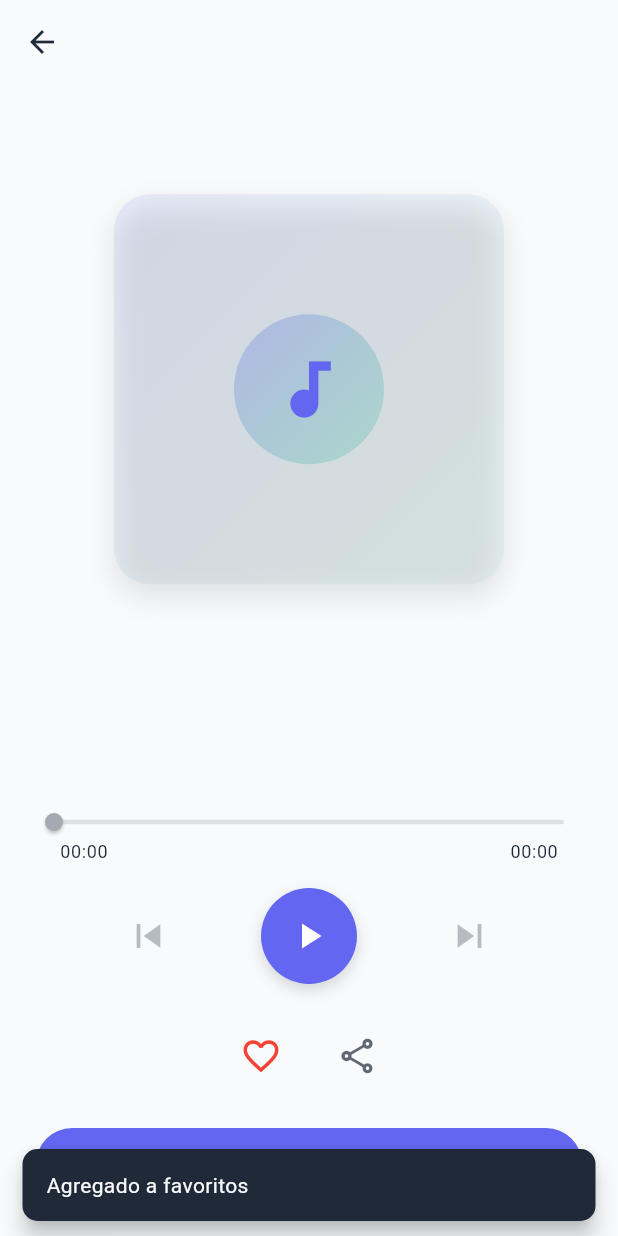
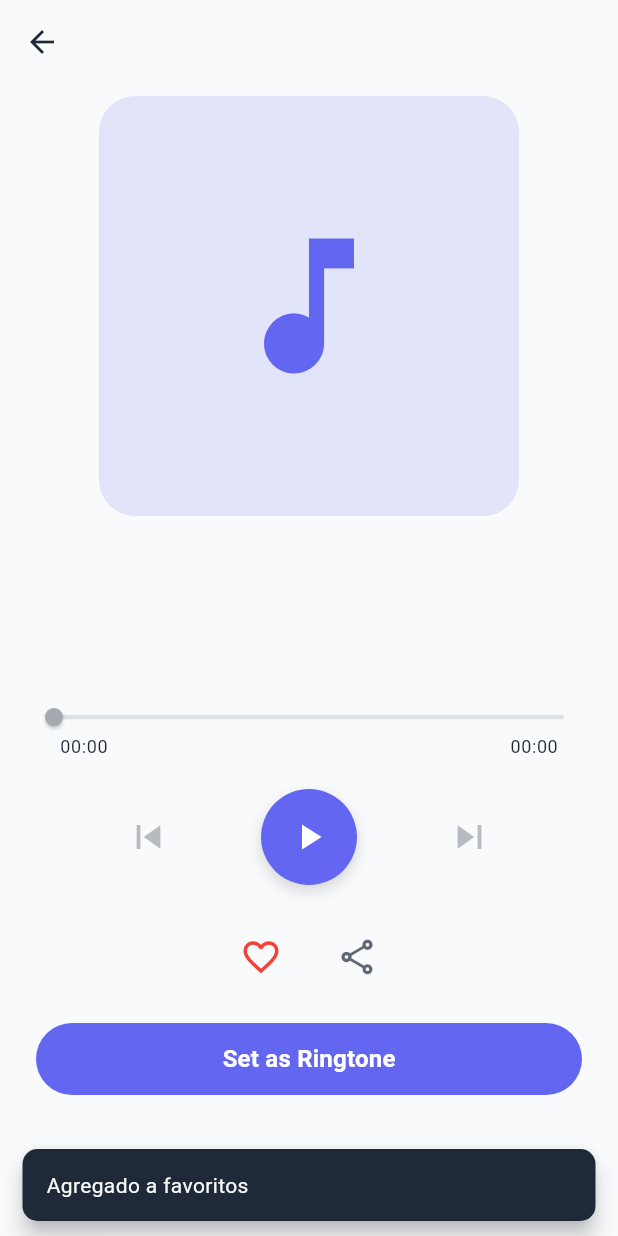
Before and after one commit to julianesar/notificatiion_tones, a Flutter app: the TonePlayerPage screen opened directly with empty values, after a tap on the "favorite outline" icon, on a phone screen of 412 x 824 dp. Run offline on Flutter 3.47's test engine with Material 3 defaults, Android fonts, the phone set to English and light mode, and no system bars; our stand-ins replace device_info_plus, get_it, just_audio, permission_handler, share_plus, shared_preferences and 1 more; accounts and stored records are empty; network calls fail.

Commit message:
full screen player ok

```diff
--- a/lib/features/tones/presentation/pages/tone_player_page.dart
+++ b/lib/features/tones/presentation/pages/tone_player_page.dart
@@ -1,7 +1,6 @@
 import 'dart:io';
 import 'package:flutter/material.dart';
 import 'package:provider/provider.dart';
-import 'package:path/path.dart' as path;
 import '../../domain/entities/tone.dart';
 import '../../../../core/services/audio_service.dart';
 import '../../../../core/services/download_flow_service.dart';
@@ -14,10 +13,8 @@ import '../../../../core/services/filename_service.dart';
 import '../../../../shared/widgets/system_settings_permission_dialog.dart';
 import '../../../../core/di/service_locator.dart';
 import '../../../downloads/presentation/providers/downloads_provider.dart';
-import '../../../downloads/domain/entities/download_info.dart';
 import '../../../downloads/domain/repositories/download_repository.dart';
 import '../../../contacts/presentation/widgets/contact_picker_dialog.dart';
-import '../../../contacts/domain/entities/contact.dart';
 import '../../../favorites/presentation/providers/favorites_provider.dart';
 
 class TonePlayerPage extends StatefulWidget {
@@ -38,9 +35,7 @@ class TonePlayerPage extends StatefulWidget {
   State<TonePlayerPage> createState() => _TonePlayerPageState();
 }
 
-class _TonePlayerPageState extends State<TonePlayerPage>
-    with SingleTickerProviderStateMixin {
-  late AnimationController _rotationController;
+class _TonePlayerPageState extends State<TonePlayerPage> {
   late Tone _currentTone;
   int _currentIndex = 0;
   bool _isLocalLoading = false;
@@ -52,10 +47,7 @@ class _TonePlayerPageState extends State<TonePlayerPage>
     _currentIndex = widget.tones.indexWhere(
       (tone) => tone.id == widget.tone.id,
     );
-    _rotationController = AnimationController(
-      duration: const Duration(seconds: 10),
-      vsync: this,
-    );
+
     _initializeFavoriteStatus();
   }
 
@@ -70,7 +62,6 @@ class _TonePlayerPageState extends State<TonePlayerPage>
 
   @override
   void dispose() {
-    _rotationController.dispose();
     super.dispose();
   }
 
@@ -386,6 +377,7 @@ class _TonePlayerPageState extends State<TonePlayerPage>
         final colorScheme = Theme.of(context).colorScheme;
 
         return SafeArea(
+          child: SingleChildScrollView(
             child: Column(
               mainAxisSize: MainAxisSize.min,
               children: [
@@ -463,6 +455,7 @@ class _TonePlayerPageState extends State<TonePlayerPage>
                 ),
                 const SizedBox(height: 16),
               ],
+            ),
           ),
         );
       },
@@ -808,12 +801,6 @@ class _TonePlayerPageState extends State<TonePlayerPage>
         elevation: 0,
         backgroundColor: Colors.transparent,
         foregroundColor: colorScheme.onSurface,
-        title: Text(
-          _currentTone.title,
-          style: theme.textTheme.titleLarge?.copyWith(
-            fontWeight: FontWeight.w600,
-          ),
-        ),
         centerTitle: true,
         actions: _currentTone.requiresAttribution == true
             ? [
@@ -830,86 +817,46 @@ class _TonePlayerPageState extends State<TonePlayerPage>
           padding: const EdgeInsets.symmetric(horizontal: 24.0, vertical: 8.0),
           child: Column(
             children: [
-              // Top spacing
-              Expanded(
-                flex: 1,
-                child: Container(),
-              ),
-
-              // Album Art / Visualization
+              // Musical Note Icon with background - matching reference image
               Container(
-                width: 260,
-                height: 260,
+                width: 280,
+                height: 280,
                 decoration: BoxDecoration(
+                  color: colorScheme.primary.withValues(alpha: 0.15),
                   borderRadius: BorderRadius.circular(24),
-                  gradient: LinearGradient(
-                    begin: Alignment.topLeft,
-                    end: Alignment.bottomRight,
-                    colors: [
-                      colorScheme.primary.withValues(alpha: 0.1),
-                      colorScheme.secondary.withValues(alpha: 0.05),
-                    ],
-                  ),
-                  boxShadow: [
-                    BoxShadow(
-                      color: Colors.black.withValues(alpha: 0.1),
-                      blurRadius: 15,
-                      spreadRadius: 0,
-                      offset: Offset(0, 8),
-                    ),
-                  ],
                 ),
                 child: Center(
-                  child: AnimatedBuilder(
-                    animation: _rotationController,
-                    builder: (context, child) {
-                      return Transform.rotate(
-                        angle: _rotationController.value * 2 * 3.14159,
-                        child: Container(
-                          width: 100,
-                          height: 100,
-                          decoration: BoxDecoration(
-                            borderRadius: BorderRadius.circular(50),
-                            gradient: LinearGradient(
-                              begin: Alignment.topLeft,
-                              end: Alignment.bottomRight,
-                              colors: [
-                                colorScheme.primary.withValues(alpha: 0.3),
-                                colorScheme.secondary.withValues(alpha: 0.2),
-                              ],
-                            ),
-                          ),
                   child: Icon(
-                            Icons.audiotrack,
-                            size: 50,
+                    Icons.music_note,
+                    size: 120,
                     color: colorScheme.primary,
-                          ),
-                        ),
-                      );
-                    },
                   ),
                 ),
               ),
 
               const SizedBox(height: 24),
 
-              // Track Title and Category
+              // Track Title and Category - matching reference image
               Column(
                 children: [
                   Text(
                     _currentTone.title,
-                    style: theme.textTheme.headlineSmall?.copyWith(
-                      fontWeight: FontWeight.bold,
+                    style: TextStyle(
+                      fontSize: 28,
+                      fontWeight: FontWeight.w600,
                       color: colorScheme.onSurface,
+                      letterSpacing: -0.5,
                     ),
                     textAlign: TextAlign.center,
                     maxLines: 2,
                     overflow: TextOverflow.ellipsis,
                   ),
-                  const SizedBox(height: 4),
+                  const SizedBox(height: 8),
                   Text(
                     widget.categoryTitle,
-                    style: theme.textTheme.bodyMedium?.copyWith(
+                    style: TextStyle(
+                      fontSize: 18,
+                      fontWeight: FontWeight.w400,
                       color: colorScheme.onSurfaceVariant,
                     ),
                     textAlign: TextAlign.center,
@@ -917,11 +864,7 @@ class _TonePlayerPageState extends State<TonePlayerPage>
                 ],
               ),
 
-              // Middle spacing
-              Expanded(
-                flex: 1,
-                child: Container(),
-              ),
+              const SizedBox(height: 24),
 
               // Progress Bar
               Consumer<AudioService>(
@@ -981,7 +924,7 @@ class _TonePlayerPageState extends State<TonePlayerPage>
                 },
               ),
 
-              const SizedBox(height: 16),
+              const SizedBox(height: 20),
 
               // Control Buttons
               Row(
@@ -1011,24 +954,16 @@ class _TonePlayerPageState extends State<TonePlayerPage>
                               audioService.currentlyPlayingId ==
                                   _currentTone.id);
 
-                      // Control animation based on audio service state
+                      // Clear local loading when audio starts playing
+                      if (isCurrentTonePlaying && _isLocalLoading) {
                         WidgetsBinding.instance.addPostFrameCallback((_) {
                           if (mounted) {
-                          if (isCurrentTonePlaying &&
-                              !_rotationController.isAnimating) {
-                            _rotationController.repeat();
-                            // Clear local loading when audio starts playing
-                            if (_isLocalLoading) {
                             setState(() {
                               _isLocalLoading = false;
                             });
                           }
-                          } else if (!isCurrentTonePlaying &&
-                              _rotationController.isAnimating) {
-                            _rotationController.stop();
+                        });
                       }
-                        }
-                      });
 
                       return Container(
                         width: 64,
@@ -1139,13 +1074,13 @@ class _TonePlayerPageState extends State<TonePlayerPage>
                 ],
               ),
 
-              const SizedBox(height: 24),
+              const SizedBox(height: 20),
 
               // Set as Ringtone Button
               Container(
                 width: double.infinity,
                 height: 48,
-                margin: const EdgeInsets.only(bottom: 16),
+                margin: const EdgeInsets.only(bottom: 8),
                 child: ElevatedButton(
                   onPressed: () async {
                     await _downloadTone();
```
Also changed, not shown: lib/core/navigation/navigation_service.dart (+9 -6 lines). Lines whose indentation alone changed are shown as unchanged.
